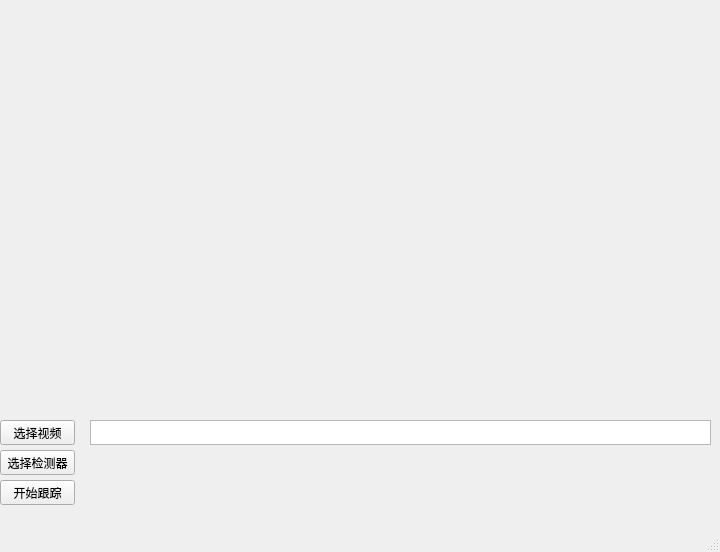
The window that BaseWindow.ui (wshuo97/PyQt5Video) describes before a commit, drawn with Qt 5.
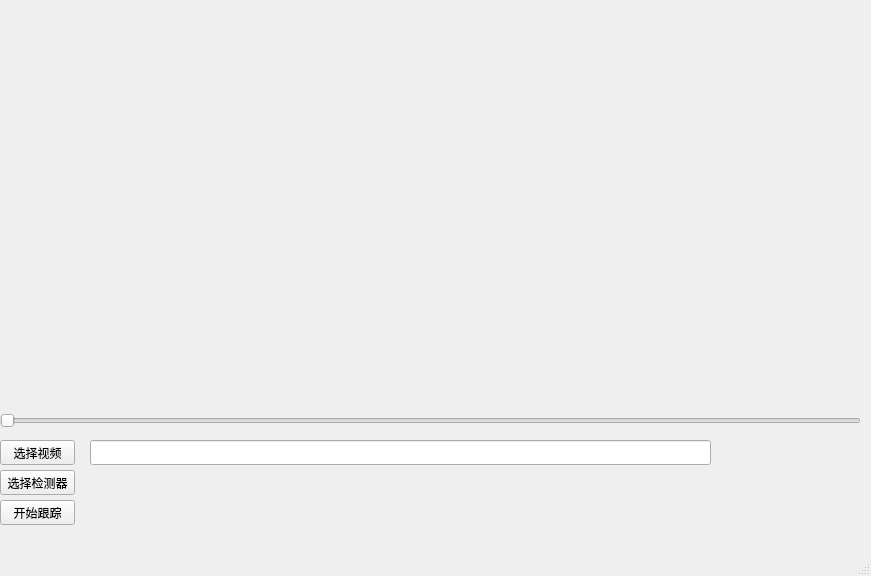
The same window after the commit.

```diff
--- a/BaseWindow.ui
+++ b/BaseWindow.ui
@@ -6,8 +6,8 @@
    <rect>
     <x>0</x>
     <y>0</y>
-    <width>720</width>
-    <height>552</height>
+    <width>871</width>
+    <height>576</height>
    </rect>
   </property>
   <property name="windowTitle">
@@ -19,16 +19,29 @@
      <rect>
       <x>0</x>
       <y>0</y>
-      <width>720</width>
-      <height>405</height>
+      <width>870</width>
+      <height>410</height>
      </rect>
     </property>
+    <widget class="QLabel" name="showBlock">
+     <property name="geometry">
+      <rect>
+       <x>0</x>
+       <y>0</y>
+       <width>870</width>
+       <height>410</height>
+      </rect>
+     </property>
+     <property name="text">
+      <string/>
+     </property>
+    </widget>
    </widget>
    <widget class="QPushButton" name="selectVideo">
     <property name="geometry">
      <rect>
       <x>0</x>
-      <y>420</y>
+      <y>440</y>
       <width>75</width>
       <height>25</height>
      </rect>
@@ -41,7 +54,7 @@
     <property name="geometry">
      <rect>
       <x>0</x>
-      <y>450</y>
+      <y>470</y>
       <width>75</width>
       <height>25</height>
      </rect>
@@ -54,7 +67,7 @@
     <property name="geometry">
      <rect>
       <x>0</x>
-      <y>480</y>
+      <y>500</y>
       <width>75</width>
       <height>25</height>
      </rect>
@@ -63,21 +76,27 @@
      <string>开始跟踪</string>
     </property>
    </widget>
-   <widget class="QTextEdit" name="textEdit">
+   <widget class="QLineEdit" name="videoPath">
     <property name="geometry">
      <rect>
       <x>90</x>
-      <y>420</y>
+      <y>440</y>
       <width>621</width>
       <height>25</height>
      </rect>
     </property>
-    <property name="html">
-     <string>&lt;!DOCTYPE HTML PUBLIC &quot;-//W3C//DTD HTML 4.0//EN&quot; &quot;http://www.w3.org/TR/REC-html40/strict.dtd&quot;&gt;
-&lt;html&gt;&lt;head&gt;&lt;meta name=&quot;qrichtext&quot; content=&quot;1&quot; /&gt;&lt;style type=&quot;text/css&quot;&gt;
-p, li { white-space: pre-wrap; }
-&lt;/style&gt;&lt;/head&gt;&lt;body style=&quot; font-family:'SimSun'; font-size:9pt; font-weight:400; font-style:normal;&quot;&gt;
-&lt;p style=&quot;-qt-paragraph-type:empty; margin-top:0px; margin-bottom:0px; margin-left:0px; margin-right:0px; -qt-block-indent:0; text-indent:0px;&quot;&gt;&lt;br /&gt;&lt;/p&gt;&lt;/body&gt;&lt;/html&gt;</string>
+   </widget>
+   <widget class="QSlider" name="videoSlider">
+    <property name="geometry">
+     <rect>
+      <x>0</x>
+      <y>410</y>
+      <width>861</width>
+      <height>22</height>
+     </rect>
+    </property>
+    <property name="orientation">
+     <enum>Qt::Horizontal</enum>
     </property>
    </widget>
   </widget>
```
Left out of the diff: 2 changed lines with no effect on the pictures.
